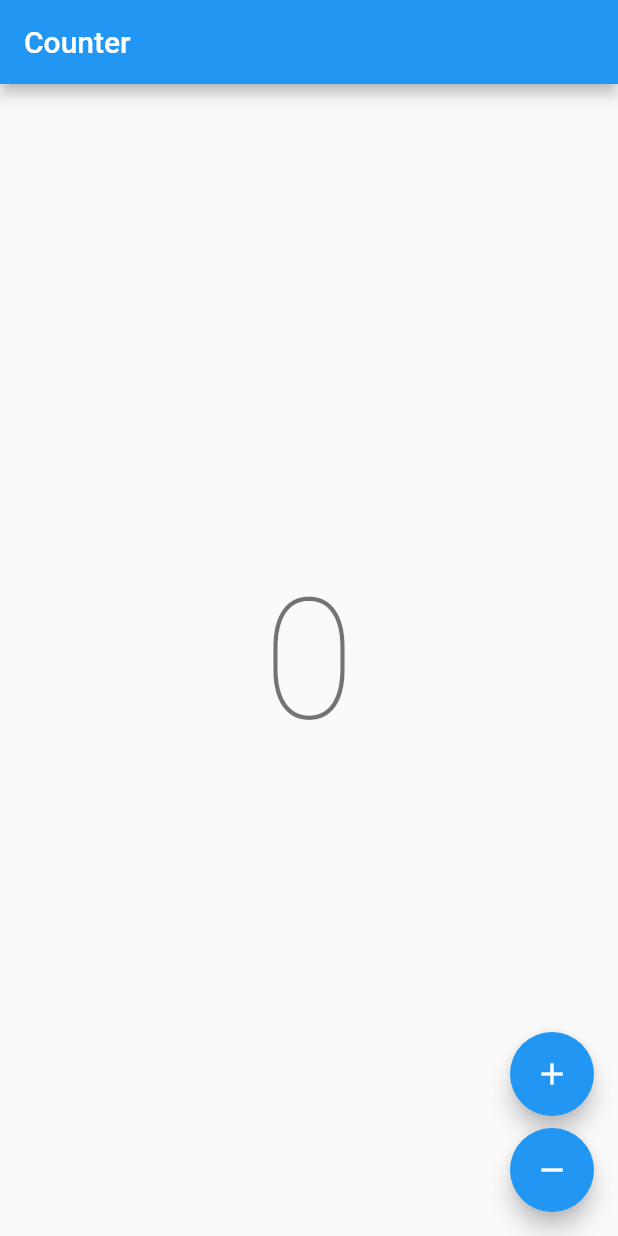
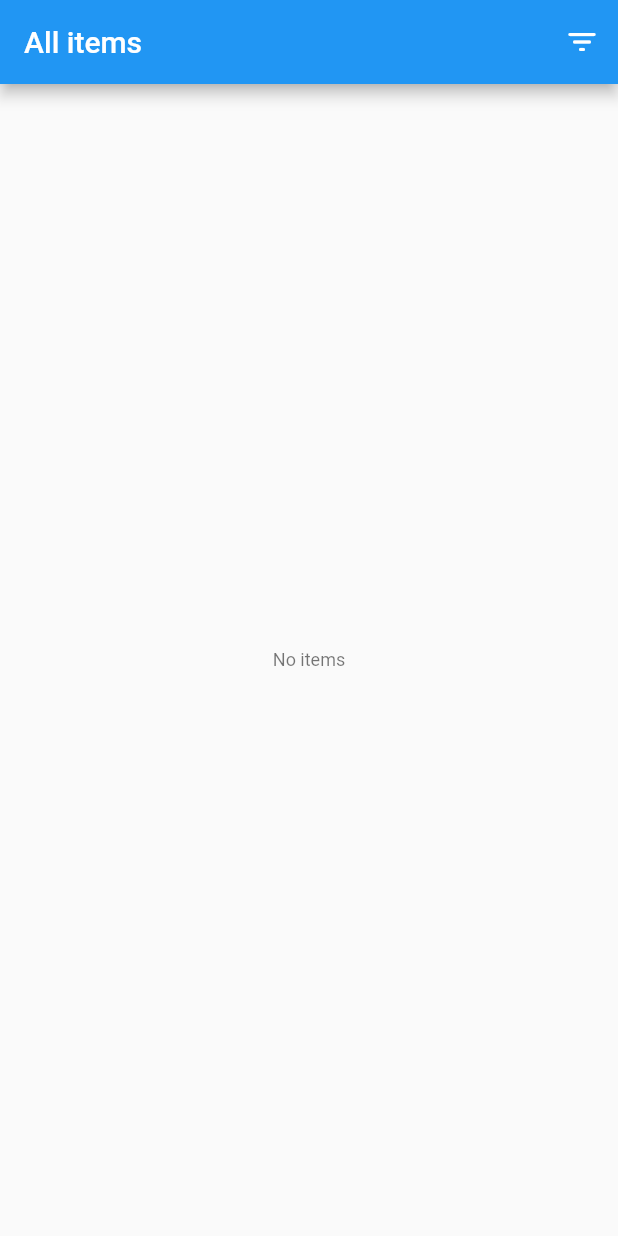
Before and after one commit to Ricardo-MT/esnap, a Flutter app: the screen it shows after launch, on a phone screen of 412 x 824 dp. Run offline on Flutter 3.47's test engine with Material 2 defaults, Android fonts, the phone set to English and light mode, and no system bars; our stand-ins replace bloc, equatable, flutter_bloc, hive_flutter, rxdart; missing offline and left inert: wid_design_system; accounts and stored records are empty; generated files the repository leaves out were written again.

Commit message:
Items overview implementation

```diff
--- a/lib/app/view/app.dart
+++ b/lib/app/view/app.dart
@@ -1,10 +1,26 @@
-import 'package:esnap/counter/counter.dart';
+import 'package:esnap/app_views/items_overview/view/view.dart';
 import 'package:esnap/l10n/l10n.dart';
+import 'package:esnap_repository/esnap_repository.dart';
 import 'package:flutter/material.dart';
+import 'package:flutter_bloc/flutter_bloc.dart';
 import 'package:wid_design_system/wid_design_system.dart';
 
 class App extends StatelessWidget {
-  const App({super.key});
+  const App({required this.esnapRepository, super.key});
+
+  final EsnapRepository esnapRepository;
+
+  @override
+  Widget build(BuildContext context) {
+    return RepositoryProvider.value(
+      value: esnapRepository,
+      child: const AppView(),
+    );
+  }
+}
+
+class AppView extends StatelessWidget {
+  const AppView({super.key});
 
   @override
   Widget build(BuildContext context) {
@@ -13,7 +29,7 @@ class App extends StatelessWidget {
       darkTheme: WidAppTheme.dark,
       localizationsDelegates: AppLocalizations.localizationsDelegates,
       supportedLocales: AppLocalizations.supportedLocales,
-      home: const CounterPage(),
+      home: const ItemsOverviewPage(),
     );
   }
 }
--- /dev/null
+++ b/lib/app_views/items_overview/bloc/items_overview_bloc.dart
@@ -0,0 +1,44 @@
+import 'package:bloc/bloc.dart';
+import 'package:equatable/equatable.dart';
+import 'package:esnap/app_views/items_overview/models/items_view_filter.dart';
+import 'package:esnap_repository/esnap_repository.dart';
+
+part 'items_overview_event.dart';
+part 'items_overview_state.dart';
+
+class ItemsOverviewBloc extends Bloc<ItemsOverviewEvent, ItemsOverviewState> {
+  ItemsOverviewBloc({
+    required EsnapRepository esnapRepository,
+  })  : _esnapRepository = esnapRepository,
+        super(const ItemsOverviewState()) {
+    on<ItemsOverviewSubscriptionRequested>(_onSubscriptionRequested);
+    on<ItemsOverviewFilterChanged>(_onFilterChanged);
+  }
+
+  final EsnapRepository _esnapRepository;
+
+  Future<void> _onSubscriptionRequested(
+    ItemsOverviewSubscriptionRequested event,
+    Emitter<ItemsOverviewState> emit,
+  ) async {
+    emit(state.copyWith(status: () => ItemsOverviewStatus.loading));
+
+    await emit.forEach<List<Item>>(
+      _esnapRepository.getItems(),
+      onData: (items) => state.copyWith(
+        status: () => ItemsOverviewStatus.success,
+        items: () => items,
+      ),
+      onError: (_, __) => state.copyWith(
+        status: () => ItemsOverviewStatus.failure,
+      ),
+    );
+  }
+
+  void _onFilterChanged(
+    ItemsOverviewFilterChanged event,
+    Emitter<ItemsOverviewState> emit,
+  ) {
+    emit(state.copyWith(filter: () => event.filter));
+  }
+}
--- /dev/null
+++ b/lib/app_views/items_overview/bloc/items_overview_event.dart
@@ -0,0 +1,21 @@
+part of 'items_overview_bloc.dart';
+
+sealed class ItemsOverviewEvent extends Equatable {
+  const ItemsOverviewEvent();
+
+  @override
+  List<Object> get props => [];
+}
+
+final class ItemsOverviewSubscriptionRequested extends ItemsOverviewEvent {
+  const ItemsOverviewSubscriptionRequested();
+}
+
+class ItemsOverviewFilterChanged extends ItemsOverviewEvent {
+  const ItemsOverviewFilterChanged(this.filter);
+
+  final ItemsViewFilter filter;
+
+  @override
+  List<Object> get props => [filter];
+}
--- /dev/null
+++ b/lib/app_views/items_overview/bloc/items_overview_state.dart
@@ -0,0 +1,36 @@
+part of 'items_overview_bloc.dart';
+
+enum ItemsOverviewStatus { initial, loading, success, failure }
+
+final class ItemsOverviewState extends Equatable {
+  const ItemsOverviewState({
+    this.status = ItemsOverviewStatus.initial,
+    this.items = const [],
+    this.filter = ItemsViewFilter.all,
+  });
+
+  final ItemsOverviewStatus status;
+  final List<Item> items;
+  final ItemsViewFilter filter;
+
+  Iterable<Item> get filteredItems => filter.applyAll(items);
+
+  ItemsOverviewState copyWith({
+    ItemsOverviewStatus Function()? status,
+    List<Item> Function()? items,
+    ItemsViewFilter Function()? filter,
+  }) {
+    return ItemsOverviewState(
+      status: status != null ? status() : this.status,
+      items: items != null ? items() : this.items,
+      filter: filter != null ? filter() : this.filter,
+    );
+  }
+
+  @override
+  List<Object?> get props => [
+        status,
+        items,
+        filter,
+      ];
+}
--- /dev/null
+++ b/lib/app_views/items_overview/models/items_view_filter.dart
@@ -0,0 +1,23 @@
+import 'package:esnap_repository/esnap_repository.dart';
+
+// List of all filter types
+enum ItemsViewFilter {
+  all,
+}
+
+extension ItemsViewFilterX on ItemsViewFilter {
+  bool apply(Item item) {
+    switch (this) {
+      case ItemsViewFilter.all:
+        return true;
+      // case TodosViewFilter.activeOnly:
+      //   return !item.isCompleted;
+      // case TodosViewFilter.completedOnly:
+      //   return item.isCompleted;
+    }
+  }
+
+  Iterable<Item> applyAll(Iterable<Item> items) {
+    return items.where(apply);
+  }
+}
--- /dev/null
+++ b/lib/app_views/items_overview/models/models.dart
@@ -0,0 +1 @@
+export 'items_view_filter.dart';
--- /dev/null
+++ b/lib/app_views/items_overview/view/items_overview.dart
@@ -0,0 +1,90 @@
+import 'package:esnap/app_views/items_overview/bloc/items_overview_bloc.dart';
+import 'package:esnap/app_views/items_overview/widgets/item_list_tile.dart';
+import 'package:esnap/app_views/items_overview/widgets/items_overview_filter_button.dart';
+import 'package:esnap_repository/esnap_repository.dart';
+import 'package:flutter/cupertino.dart';
+import 'package:flutter/material.dart';
+import 'package:flutter_bloc/flutter_bloc.dart';
+
+class ItemsOverviewPage extends StatelessWidget {
+  const ItemsOverviewPage({super.key});
+
+  @override
+  Widget build(BuildContext context) {
+    return BlocProvider(
+      create: (context) => ItemsOverviewBloc(
+        esnapRepository: context.read<EsnapRepository>(),
+      )..add(const ItemsOverviewSubscriptionRequested()),
+      child: const ItemsOverviewView(),
+    );
+  }
+}
+
+class ItemsOverviewView extends StatelessWidget {
+  const ItemsOverviewView({super.key});
+
+  @override
+  Widget build(BuildContext context) {
+    return Scaffold(
+      appBar: AppBar(
+        title: const Text('All items'),
+        actions: const [
+          ItemsOverviewFilterButton(),
+        ],
+      ),
+      body: MultiBlocListener(
+        listeners: [
+          BlocListener<ItemsOverviewBloc, ItemsOverviewState>(
+            listenWhen: (previous, current) =>
+                previous.status != current.status,
+            listener: (context, state) {
+              if (state.status == ItemsOverviewStatus.failure) {
+                ScaffoldMessenger.of(context)
+                  ..hideCurrentSnackBar()
+                  ..showSnackBar(
+                    const SnackBar(
+                      content: Text('ERROR DESCONOCIDO'),
+                    ),
+                  );
+              }
+            },
+          ),
+        ],
+        child: BlocBuilder<ItemsOverviewBloc, ItemsOverviewState>(
+          builder: (context, state) {
+            if (state.items.isEmpty) {
+              if (state.status == ItemsOverviewStatus.loading) {
+                return const Center(child: CupertinoActivityIndicator());
+              } else if (state.status != ItemsOverviewStatus.success) {
+                return const SizedBox();
+              } else {
+                return Center(
+                  child: Text(
+                    'No items',
+                    style: Theme.of(context).textTheme.bodySmall,
+                  ),
+                );
+              }
+            }
+
+            return CupertinoScrollbar(
+              child: ListView(
+                children: [
+                  for (final todo in state.filteredItems)
+                    ItemListTile(
+                      item: todo,
+                      onTap: () {
+                        // Navigator.of(context).push(
+                        //   EditTodoPage.route(initialTodo: todo),
+                        // );
+                      },
+                    ),
+                ],
+              ),
+            );
+          },
+        ),
+      ),
+    );
+  }
+}
--- /dev/null
+++ b/lib/app_views/items_overview/view/view.dart
@@ -0,0 +1 @@
+export 'items_overview.dart';
--- /dev/null
+++ b/lib/app_views/items_overview/widgets/items_overview_filter_button.dart
@@ -0,0 +1,44 @@
+import 'package:esnap/app_views/items_overview/bloc/items_overview_bloc.dart';
+import 'package:esnap/app_views/items_overview/models/items_view_filter.dart';
+import 'package:flutter/material.dart';
+import 'package:flutter_bloc/flutter_bloc.dart';
+
+class ItemsOverviewFilterButton extends StatelessWidget {
+  const ItemsOverviewFilterButton({super.key});
+
+  @override
+  Widget build(BuildContext context) {
+    final activeFilter =
+        context.select((ItemsOverviewBloc bloc) => bloc.state.filter);
+
+    return PopupMenuButton<ItemsViewFilter>(
+      shape: const ContinuousRectangleBorder(
+        borderRadius: BorderRadius.all(Radius.circular(16)),
+      ),
+      initialValue: activeFilter,
+      tooltip: 'Filter',
+      onSelected: (filter) {
+        context
+            .read<ItemsOverviewBloc>()
+            .add(ItemsOverviewFilterChanged(filter));
+      },
+      itemBuilder: (context) {
+        return [
+          const PopupMenuItem(
+            value: ItemsViewFilter.all,
+            child: Text('All items'),
+          ),
+          // PopupMenuItem(
+          //   value: TodosViewFilter.activeOnly,
+          //   child: Text(l10n.todosOverviewFilterActiveOnly),
+          // ),
+          // PopupMenuItem(
+          //   value: TodosViewFilter.completedOnly,
+          //   child: Text(l10n.todosOverviewFilterCompletedOnly),
+          // ),
+        ];
+      },
+      icon: const Icon(Icons.filter_list_rounded),
+    );
+  }
+}
--- /dev/null
+++ b/lib/app_views/items_overview/widgets/widgets.dart
@@ -0,0 +1,2 @@
+export 'item_list_tile.dart';
+export 'items_overview_filter_button.dart';
```
Also changed, not shown: lib/app_views/items_overview/widgets/item_list_tile.dart (added, +38 -0 lines), lib/main_development.dart (+11 -1 lines), lib/main_production.dart (+11 -1 lines), lib/main_staging.dart (+11 -1 lines).
